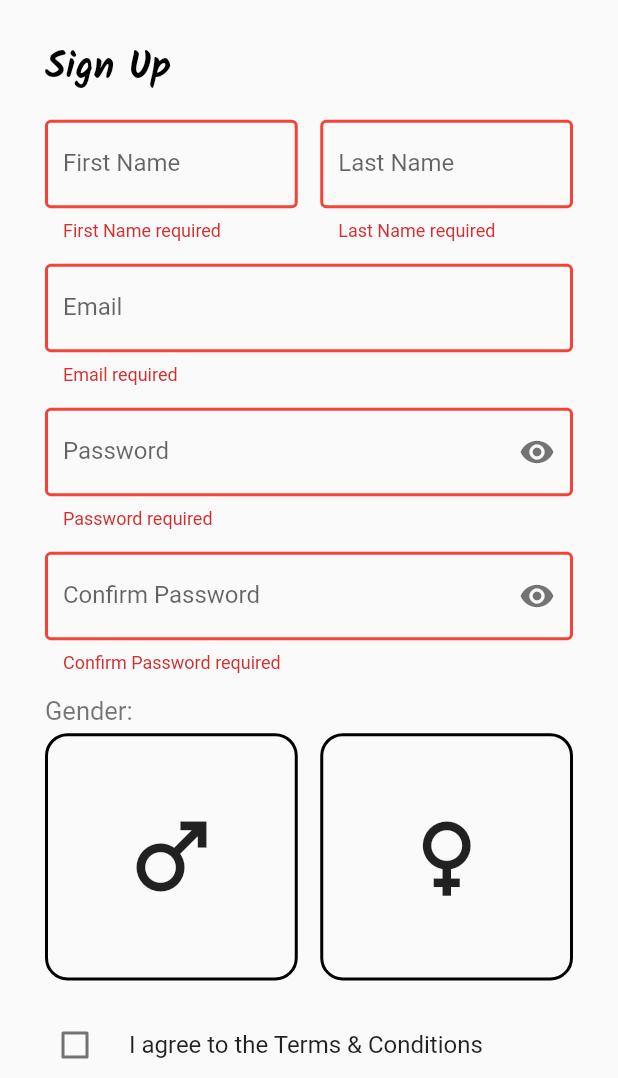
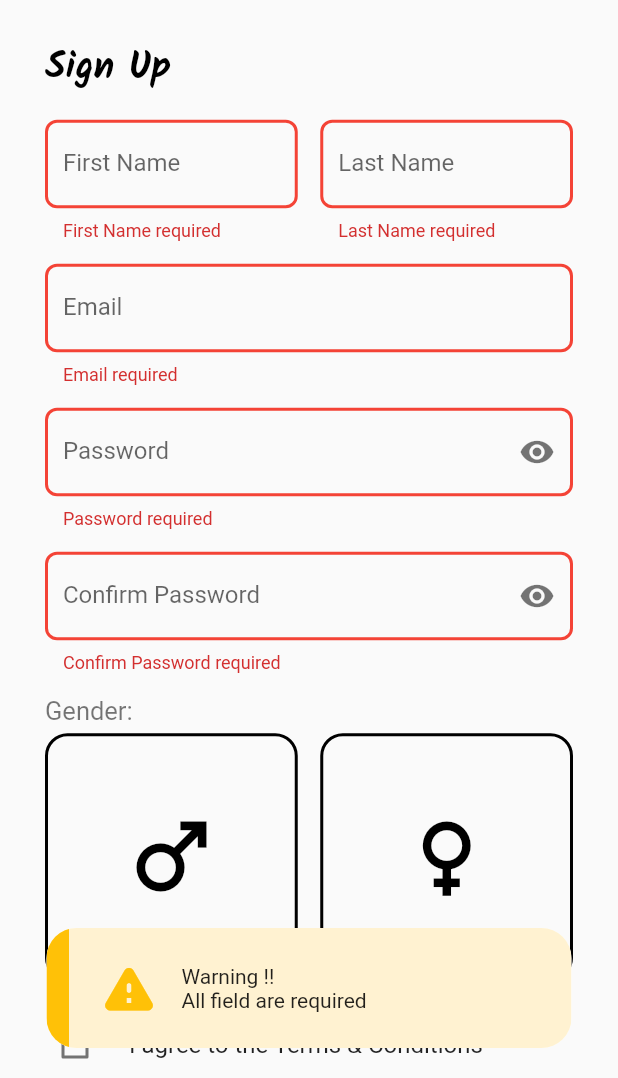
Before and after one commit to yassine-ajroud/ChatApp, a Flutter app: the screen it shows after launch, after a tap on "Create Account", on a phone screen of 412 x 824 dp, the part 158-1236 px from its top. Run offline on Flutter 3.47's test engine with Material 2 defaults, Android fonts, the phone set to English and light mode, and no system bars; our stand-ins replace motion_toast.

Commit message:
signup screen completed

```diff
--- a/chat_app/lib/view/screens/signup.dart
+++ b/chat_app/lib/view/screens/signup.dart
@@ -1,8 +1,8 @@
-import 'dart:ffi';
-
 import 'package:chat_app/view/widgets/input_fileld.dart';
 import 'package:chat_app/view/widgets/singup_gender_box.dart';
 import 'package:flutter/material.dart';
+import 'package:motion_toast/motion_toast.dart';
+
 
 class Signup_Screen extends StatefulWidget {
   const Signup_Screen({Key? key}) : super(key: key);
@@ -14,9 +14,17 @@ class Signup_Screen extends StatefulWidget {
 class _Signup_ScreenState extends State<Signup_Screen> {
   final GlobalKey<FormState> _key = GlobalKey();
   var agree = false;
+  Color bordercolormale = Colors.black;
+  Color bordercolorfemale = Colors.black;
+  TextEditingController fname = TextEditingController();
+  TextEditingController lname = TextEditingController();
+  TextEditingController email = TextEditingController();
+  TextEditingController passwd = TextEditingController();
+  TextEditingController cpasswd = TextEditingController();
+  String gender = "";
 
   @override
-  Widget build(BuildContext context) {
+  Widget build(BuildContextcontext) {
     return Scaffold(
       appBar: null,
       body: Container(
@@ -60,21 +68,26 @@ class _Signup_ScreenState extends State<Signup_Screen> {
                         Row(
                           mainAxisAlignment: MainAxisAlignment.spaceBetween,
                           children: [
-                            Flexible(child: Input_Field('First Name')),
+                            Flexible(child: Input_Field('First Name', fname)),
                             SizedBox(width: 15),
-                            Flexible(child: Input_Field('Last Name')),
+                            Flexible(child: Input_Field('Last Name', lname)),
                           ],
                         ),
                         SizedBox(height: 15),
-                        Input_Field('Email', type: TextInputType.emailAddress),
+                        Input_Field('Email', email,
+                            type: TextInputType.emailAddress),
                         SizedBox(height: 15),
-                        Input_Field('Password', icon: Icons.remove_red_eye),
+                        Input_Field(
+                          'Password',
+                          passwd,
+                          icon: Icons.remove_red_eye,
+                        ),
                         SizedBox(height: 15),
                         Input_Field(
                           'Confirm Password',
+                          cpasswd,
                           icon: Icons.remove_red_eye,
-                          ctext: "1234567",
-                          obs: true,
+                          ctext: passwd.text.toString(),
                         ),
                         SizedBox(height: 15),
                         const SizedBox(
@@ -89,12 +102,30 @@ class _Signup_ScreenState extends State<Signup_Screen> {
                           mainAxisAlignment: MainAxisAlignment.spaceBetween,
                           children: [
                             Expanded(
-                                child: Signup_Gender_Box(
-                                    Icons.male, Colors.black)),
+                                child: GestureDetector(
+                              onTap: () {
+                                setState(() {
+                                  bordercolormale = Colors.blueAccent;
+                                  bordercolorfemale = Colors.black;
+                                  gender = 'male';
+                                });
+                              },
+                              child: Signup_Gender_Box(
+                                  Icons.male, bordercolormale),
+                            )),
                             SizedBox(width: 15),
                             Expanded(
-                                child: Signup_Gender_Box(
-                                    Icons.female, Colors.black)),
+                                child: GestureDetector(
+                              onTap: () {
+                                setState(() {
+                                  bordercolorfemale = Colors.blueAccent;
+                                  bordercolormale = Colors.black;
+                                  gender = 'female';
+                                });
+                              },
+                              child: Signup_Gender_Box(
+                                  Icons.female, bordercolorfemale),
+                            )),
                           ],
                         ),
                       ],
@@ -102,7 +133,7 @@ class _Signup_ScreenState extends State<Signup_Screen> {
                   ),
                   SizedBox(height: 15),
                   CheckboxListTile(
-                    contentPadding: EdgeInsets.zero,
+                      contentPadding: EdgeInsets.zero,
                       controlAffinity: ListTileControlAffinity.leading,
                       title: Text('I agree to the Terms & Conditions'),
                       value: agree,
@@ -110,7 +141,8 @@ class _Signup_ScreenState extends State<Signup_Screen> {
                         setState(() {
                           agree = val!;
                         });
-                      }),SizedBox(height: 15),
+                      }),
+                  SizedBox(height: 15),
                   SizedBox(
                     width: double.infinity,
                     height: 60,
@@ -120,11 +152,25 @@ class _Signup_ScreenState extends State<Signup_Screen> {
                           style: TextStyle(fontSize: 18),
                         ),
                         onPressed: () {
-                          _key.currentState!.validate();
+                          if (_key.currentState!.validate() &&
+                              gender != '' &&
+                              agree)
+                            _key.currentState!.save();
+                          else {
+                            MotionToast.warning(
+                          	title:  Text("Warning !!"),
+                          	description:  Text("All field are required")
+                            ).show(context);
+                          }
+                          setState(() {});
+
+                          //sign up
+
+
                         }),
                   ),
                   const SizedBox(height: 15),
-                 const Text.rich(
+                  const Text.rich(
                     TextSpan(children: [
                       TextSpan(text: 'Already Registred?'),
                       TextSpan(
--- a/chat_app/lib/view/widgets/input_fileld.dart
+++ b/chat_app/lib/view/widgets/input_fileld.dart
@@ -1,44 +1,74 @@
 import 'package:flutter/material.dart';
 
-class Input_Field extends StatelessWidget {
+class Input_Field extends StatefulWidget {
   String text;
   String? ctext;
   IconData? icon;
-  bool? obs;
   TextInputType? type;
+  TextEditingController controller;
 
   Input_Field(
-    this.text, {
+    this.text,
+    this.controller, {
     this.icon,
     this.type,
     this.ctext,
-    this.obs
   });
 
   @override
+  State<Input_Field> createState() => _Input_FieldState();
+}
+
+bool obs = false;
+
+class _Input_FieldState extends State<Input_Field> {
+  @override
   Widget build(BuildContext context) {
     return TextFormField(
+      controller: widget.controller,
       validator: (value) {
         if (value!.isEmpty)
-          return '$text required';
-        else if (text == 'Email' && !value.contains('@'))
-          return 'Enter a valid email';
-        else if (text == 'Password' && value.length < 7)
+          return '${widget.text} required';
+        else if (widget.text == 'Email' && !value.contains('@gmail.com'))
+          return 'invalid email "Example@gmail.com"';
+        else if (widget.text == 'Password' && value.length < 7)
           return 'Password must be at least 7 characters';
-        else if (text == 'Confirm Password' && value != ctext)
+        else if (widget.text == 'Confirm Password' && value.compareTo(widget.ctext.toString()) != 0) {
+           print(value);
+           print(widget.ctext);
           return 'Password didn\'t match';
-        else
+        } else
           return null;
       },
-      onSaved: (value) {},
-      keyboardType: type,
-      obscureText: obs??false,
+      onSaved: (value) {
+        widget.controller.text = value.toString();
+      },
+      keyboardType: widget.type,
+      obscureText:
+          widget.text == 'Password' || widget.text == 'Confirm Password'
+              ? obs
+              : false,
       decoration: InputDecoration(
-        suffixIcon: Icon(
-          icon,
-          color: Colors.black54,
+        suffixIcon: GestureDetector(
+          onTap: () {
+            if (widget.icon != null) {
+              setState(() {
+                obs = !obs;
+                widget.icon = obs ? Icons.visibility_off : Icons.visibility;
+              });
+              print(obs);
+            }
+          },
+          child: Icon(
+            widget.icon != null
+                ? obs
+                    ? Icons.visibility_off
+                    : Icons.visibility
+                : null,
+            color: Colors.black54,
+          ),
         ),
-        label: Text(text),
+        label: Text(widget.text),
         enabledBorder: OutlineInputBorder(
           borderSide: const BorderSide(width: 2, color: Colors.black),
           borderRadius: BorderRadius.circular(8),
@@ -48,11 +78,11 @@ class Input_Field extends StatelessWidget {
           borderRadius: BorderRadius.circular(8),
         ),
         errorBorder: const OutlineInputBorder(
-          borderSide: BorderSide(color: Colors.red, width: 2.0),
-        ),
+            borderSide: BorderSide(color: Colors.red, width: 2.0),
+            borderRadius: BorderRadius.all(Radius.circular(8))),
         focusedErrorBorder: const OutlineInputBorder(
-          borderSide: BorderSide(color: Colors.red, width: 2.0),
-        ),
+            borderSide: BorderSide(color: Colors.red, width: 2.0),
+            borderRadius: BorderRadius.all(Radius.circular(8))),
       ),
     );
   }
--- a/chat_app/lib/view/widgets/singup_gender_box.dart
+++ b/chat_app/lib/view/widgets/singup_gender_box.dart
@@ -14,6 +14,7 @@ class Signup_Gender_Box extends StatelessWidget {
       child: Icon(
         icon,
         size: 70,
+        color: color,
       ),
       decoration: BoxDecoration(
           border: Border.all(width: 2, color: color),
--- a/chat_app/pubspec.yaml
+++ b/chat_app/pubspec.yaml
@@ -29,8 +29,7 @@ environment:
 dependencies:
   flutter:
     sdk: flutter
-
-
+  motion_toast: ^2.1.3
   # The following adds the Cupertino Icons font to your application.
   # Use with the CupertinoIcons class for iOS style icons.
   cupertino_icons: ^1.0.2
```
Also changed, not shown: chat_app/pubspec.lock.
